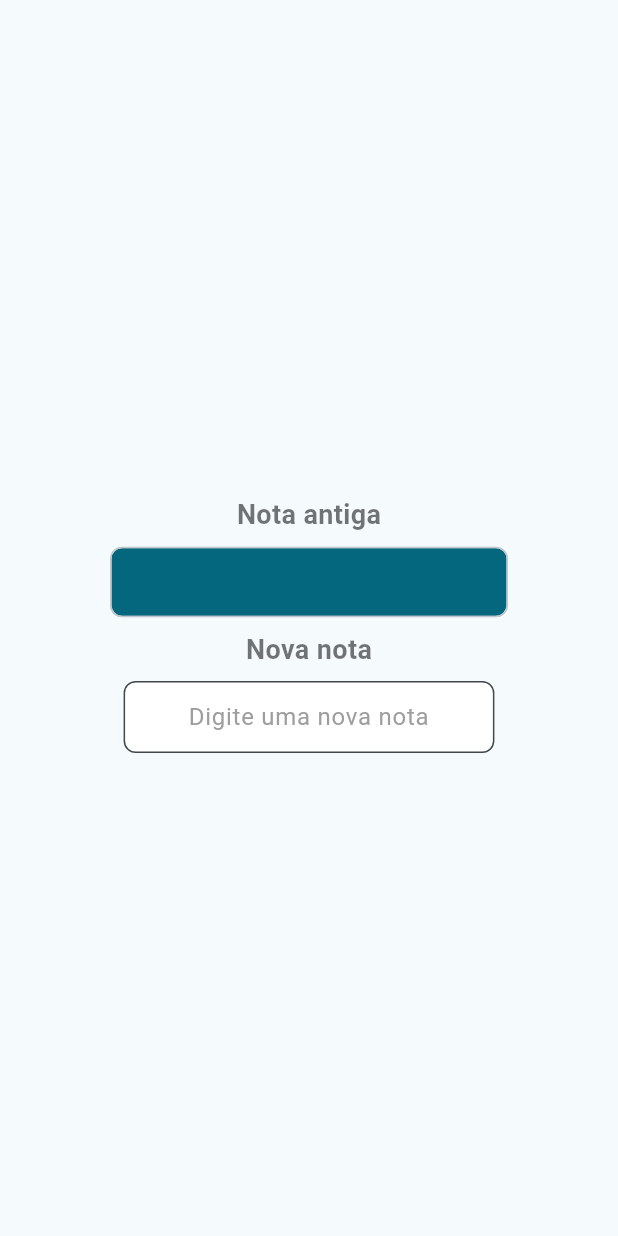
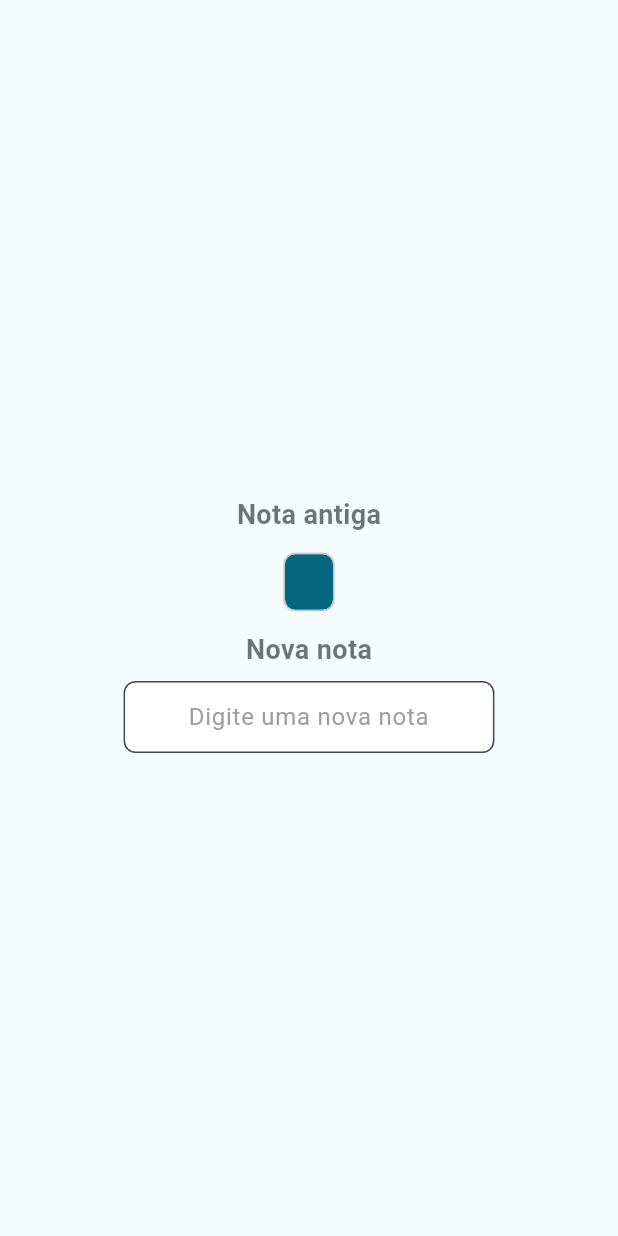
Before and after one commit to Brennez/Desafio-Target-Sistemas, a Flutter app: the NoteComponent widget shown alone on an empty page, opened directly with empty values, after a tap on the "edit" icon, on a phone screen of 412 x 824 dp. Run offline on Flutter 3.47's test engine with Material 2 defaults, Android fonts, the phone set to English and light mode, and no system bars; our stand-ins replace flutter_mobx, mobx, shared_preferences; accounts and stored records are empty; generated files the repository leaves out were written again.

```diff
--- a/lib/components/label_component.dart
+++ b/lib/components/label_component.dart
@@ -6,14 +6,15 @@ class LabelComponent extends StatelessWidget {
 
   @override
   Widget build(BuildContext context) {
-    return Chip(
-      backgroundColor: Theme.of(context).primaryColor,
-      labelPadding: EdgeInsets.symmetric(
-          horizontal: MediaQuery.of(context).size.width * .3, vertical: 4),
-      shape: RoundedRectangleBorder(borderRadius: BorderRadius.circular(8)),
-      label: Text(
-        text,
-        style: TextStyle(color: Colors.white),
+    return SizedBox(
+      width: MediaQuery.of(context).size.width * .6,
+      child: Chip(
+        backgroundColor: Theme.of(context).primaryColor,
+        shape: RoundedRectangleBorder(borderRadius: BorderRadius.circular(8)),
+        label: Text(
+          text,
+          style: const TextStyle(color: Colors.white),
+        ),
       ),
     );
   }
--- a/lib/components/note_component.dart
+++ b/lib/components/note_component.dart
@@ -127,11 +127,16 @@ class NoteComponent extends StatelessWidget {
               child: Row(
                 mainAxisAlignment: MainAxisAlignment.center,
                 children: [
-                  Text(
-                    note.text,
-                    textAlign: TextAlign.center,
-                    style: const TextStyle(
-                        fontWeight: FontWeight.w700, fontSize: 18),
+                  Container(
+                    width: 200,
+                    child: Text(
+                      note.text,
+                      maxLines: 1,
+                      overflow: TextOverflow.ellipsis,
+                      textAlign: TextAlign.center,
+                      style: const TextStyle(
+                          fontWeight: FontWeight.w700, fontSize: 18),
+                    ),
                   ),
                 ],
               ),
--- a/lib/main.dart
+++ b/lib/main.dart
@@ -21,10 +21,10 @@ class MyApp extends StatelessWidget {
         useMaterial3: true,
       ),
       routes: {
-        AppRoutes.login: (context) => InformationsScreen(),
+        AppRoutes.login: (context) => LoginScreen(),
         AppRoutes.info: (context) => InformationsScreen(),
       },
-      initialRoute: AppRoutes.info,
+      initialRoute: AppRoutes.login,
     );
   }
 }
--- a/lib/stores/notes_store.dart
+++ b/lib/stores/notes_store.dart
@@ -1,4 +1,3 @@
-import 'dart:convert';
 import 'dart:math';
 
 import 'package:mobx/mobx.dart';
```
Also changed, not shown: lib/screens/informations_screen.dart (+26 -4 lines).
